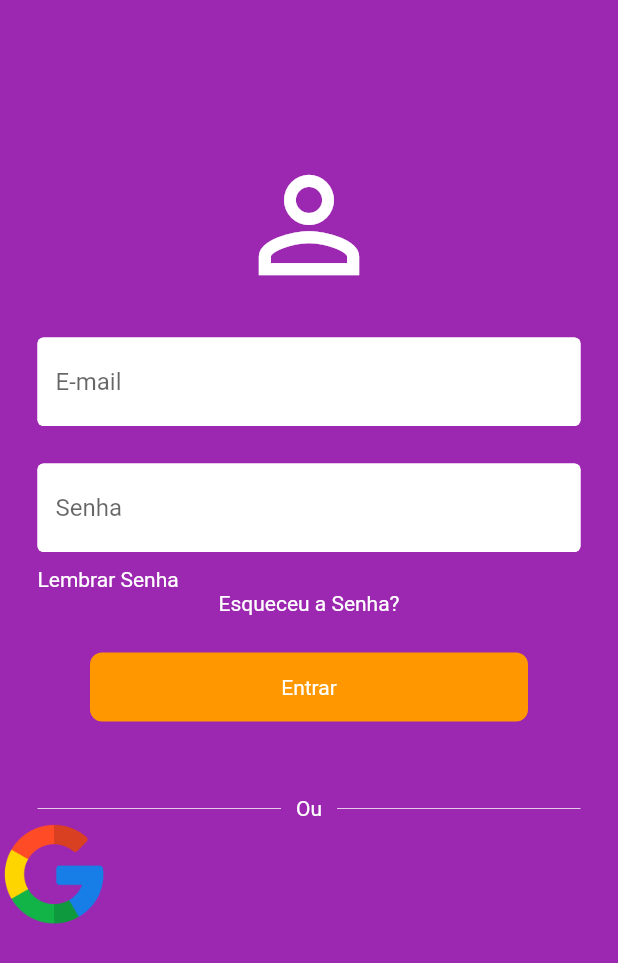
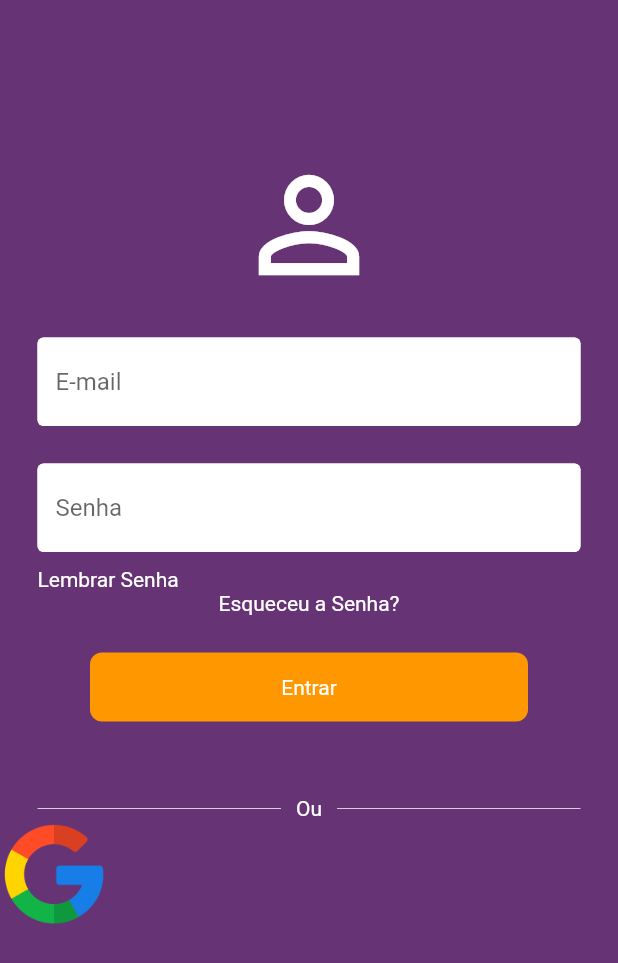
Before and after one commit to JonasFerReis/Capacitacao-Flutter-2.0, a Flutter app: the screen it shows after launch, on a phone screen of 412 x 824 dp. Shown: the top 963 px of the screen. Run offline on Flutter 3.47's test engine with Material 2 defaults, Android fonts, the phone set to English and light mode, and no system bars.

Commit message:
mudanca de cor

```diff
--- a/front_end/lib/pages/login.dart
+++ b/front_end/lib/pages/login.dart
@@ -19,7 +19,7 @@ class LoginPage extends StatelessWidget {
   Widget build(BuildContext context){
     //rever o pq do const no Scalffold dps
     return Scaffold(
-      backgroundColor: Colors.purple,
+      backgroundColor: Color.fromARGB(255, 102, 52, 116),
       body: SafeArea(
         child: SingleChildScrollView(
           child: Center(
```
